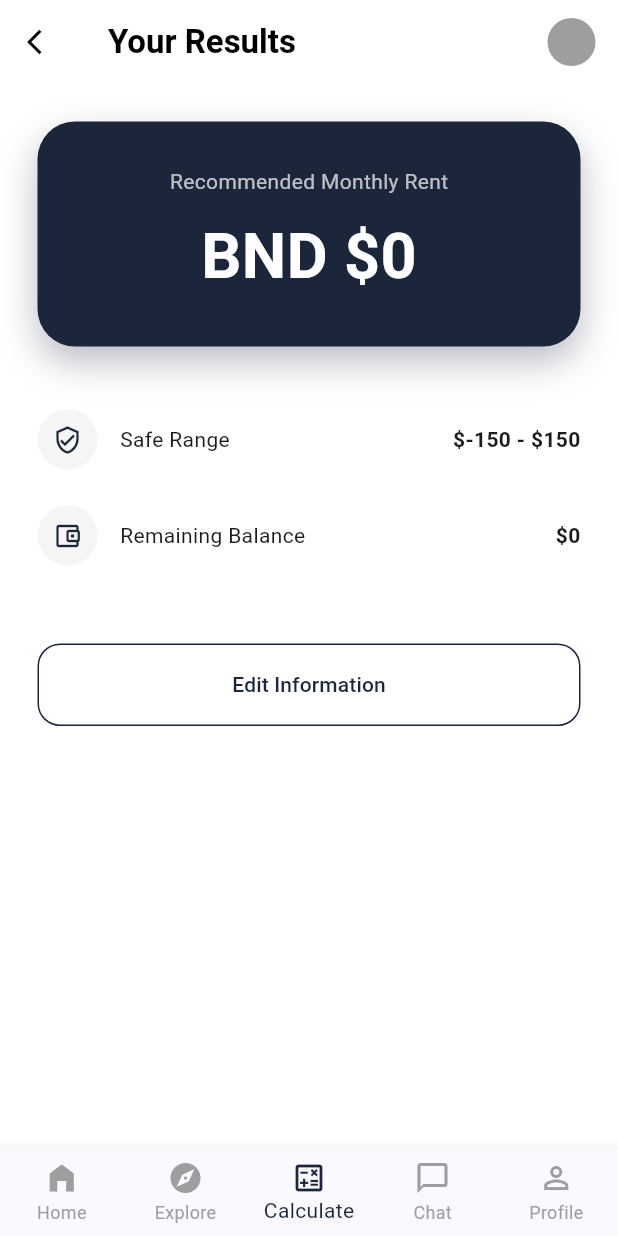
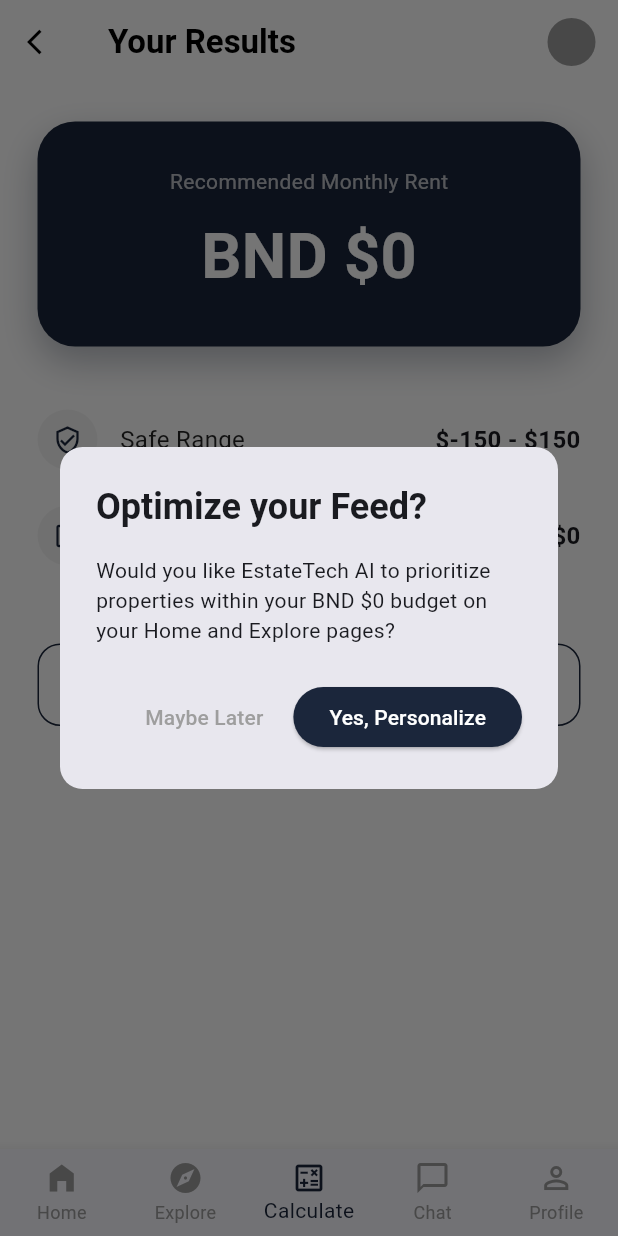
Before and after one commit to AdiSyahinanSulaiman/estatetech, a Flutter app: the screen it shows once a user with an empty profile is signed in, item 3 of the bottom bar chosen, after a tap on "Get Started", after a tap on "Calculate Budget", on a phone screen of 412 x 824 dp. Run offline on Flutter 3.47's test engine with Material 3 defaults, Android fonts, the light colour scheme and no system bars; our stand-ins replace audioplayers, cloud_firestore, file_picker, firebase_auth, firebase_core, firebase_storage and 6 more; missing offline and left inert: record; accounts and stored records are empty; network calls fail.

Commit message:
Made correction for calculator page

```diff
--- a/lib/screens/calculator_screen.dart
+++ b/lib/screens/calculator_screen.dart
@@ -7,96 +7,284 @@
 class CalculatorScreen extends StatefulWidget {
   final VoidCallback onDPClick;
   const CalculatorScreen({super.key, required this.onDPClick});
+
   @override
   State<CalculatorScreen> createState() => _CalculatorScreenState();
 }
 
 class _CalculatorScreenState extends State<CalculatorScreen> {
   int _currentStep = 0;
+
+  // Controllers
   final TextEditingController _salaryController = TextEditingController();
   final TextEditingController _debtController = TextEditingController();
+
+  // State
   double _budgetMode = 0.30;
   double _recommendedRent = 0;
   double _remainingBalance = 0;
   final Color navyBlue = const Color(0xFF1B263B);
 
+  // --- RESTORED: THE AI BRIDGE LOGIC ---
+  void _applyToAI() async {
+    final user = FirebaseAuth.instance.currentUser;
+    if (user != null) {
+      // This update triggers the logic in your AIEngine.dart
+      await FirebaseFirestore.instance.collection('users').doc(user.uid).update({
+        'calculatedBudget': _recommendedRent,
+        'budgetModeActive': true, // This is the "Switch" for the AI
+      });
+      if (mounted) {
+        ScaffoldMessenger.of(context).showSnackBar(
+          const SnackBar(content: Text("AI Feed successfully updated to your budget!")),
+        );
+      }
+    }
+  }
+
+  void _showAIBridgeDialog() {
+    showDialog(
+      context: context,
+      builder: (context) => AlertDialog(
+        title: const Text("Optimize your Feed?", style: TextStyle(fontWeight: FontWeight.bold)),
+        content: Text("Would you like EstateTech AI to prioritize properties within your BND \$${_recommendedRent.toStringAsFixed(0)} budget on your Home and Explore pages?"),
+        shape: RoundedRectangleBorder(borderRadius: BorderRadius.circular(15)),
+        actions: [
+          TextButton(
+              onPressed: () => Navigator.pop(context),
+              child: const Text("Maybe Later", style: TextStyle(color: Colors.grey))
+          ),
+          ElevatedButton(
+            onPressed: () {
+              Navigator.pop(context);
+              _applyToAI();
+            },
+            style: ElevatedButton.styleFrom(backgroundColor: navyBlue),
+            child: const Text("Yes, Personalize", style: TextStyle(color: Colors.white)),
+          ),
+        ],
+      ),
+    );
+  }
+
   void _calculateResults() {
     double salary = double.tryParse(_salaryController.text) ?? 0;
     double debts = double.tryParse(_debtController.text) ?? 0;
     double netIncome = salary - debts;
+
     setState(() {
       _recommendedRent = netIncome * _budgetMode;
       _remainingBalance = netIncome - _recommendedRent;
       _currentStep = 2;
     });
+
+    // Automatically trigger the popup after the results are shown
+    Future.delayed(const Duration(milliseconds: 600), () {
+      _showAIBridgeDialog();
+    });
   }
 
   @override
   Widget build(BuildContext context) {
-    final bool isDark = Theme.of(context).brightness == Brightness.dark;
     return Scaffold(
-      backgroundColor: Theme.of(context).scaffoldBackgroundColor,
+      backgroundColor: Colors.white,
       appBar: AppBar(
-        backgroundColor: Theme.of(context).scaffoldBackgroundColor,
+        backgroundColor: Colors.white,
         elevation: 0,
-        leading: _currentStep > 0 ? IconButton(icon: Icon(Icons.arrow_back_ios, color: isDark ? Colors.white : Colors.black, size: 20), onPressed: () => setState(() => _currentStep--)) : null,
-        title: Text(_currentStep == 2 ? "Your Results" : "Calculator", style: TextStyle(color: isDark ? Colors.white : Colors.black, fontWeight: FontWeight.bold)),
-        actions: [Padding(padding: const EdgeInsets.only(right: 15), child: GlobalUserDP(radius: 16, onTap: widget.onDPClick))],
+        leading: _currentStep > 0 ? IconButton(
+          icon: const Icon(Icons.arrow_back_ios, color: Colors.black, size: 20),
+          onPressed: () => setState(() => _currentStep--),
+        ) : null,
+        title: Text(
+          _currentStep == 2 ? "Your Results" : "Calculator",
+          style: const TextStyle(color: Colors.black, fontWeight: FontWeight.bold),
         ),
-      body: AnimatedSwitcher(duration: const Duration(milliseconds: 300), child: _buildBody(isDark)),
+        actions: [
+          Padding(
+            padding: const EdgeInsets.only(right: 15),
+            child: GlobalUserDP(radius: 16, onTap: widget.onDPClick),
+          ),
+        ],
+      ),
+      body: AnimatedSwitcher(
+        duration: const Duration(milliseconds: 300),
+        child: _buildBody(),
+      ),
     );
   }
 
-  Widget _buildBody(bool isDark) {
-    if (_currentStep == 0) return _buildIntro(isDark);
-    if (_currentStep == 1) return _buildInputs(isDark);
-    return _buildResults(isDark);
+  Widget _buildBody() {
+    if (_currentStep == 0) return _buildIntro();
+    if (_currentStep == 1) return _buildInputs();
+    return _buildResults();
   }
 
-  Widget _buildIntro(bool isDark) {
-    return Padding(padding: const EdgeInsets.all(30), child: Column(mainAxisAlignment: MainAxisAlignment.center, children: [
-      SizedBox(height: 250, child: Lottie.network('https://assets9.lottiefiles.com/packages/lf20_at6m8pnd.json', repeat: true, fit: BoxFit.contain, errorBuilder: (context, error, stackTrace) => Icon(Icons.calculate_outlined, size: 100, color: isDark ? Colors.white24 : navyBlue.withOpacity(0.2)))),
+  Widget _buildIntro() {
+    return Padding(
+      padding: const EdgeInsets.all(30),
+      child: Column(
+        mainAxisAlignment: MainAxisAlignment.center,
+        children: [
+          SizedBox(
+            height: 250,
+            child: Lottie.network(
+              'https://assets9.lottiefiles.com/packages/lf20_at6m8pnd.json',
+              repeat: true,
+              fit: BoxFit.contain,
+              errorBuilder: (context, error, stackTrace) {
+                return Icon(Icons.calculate_outlined, size: 100, color: navyBlue.withOpacity(0.2));
+              },
+            ),
+          ),
           const SizedBox(height: 30),
-      Text("Know your number", style: TextStyle(fontSize: 28, fontWeight: FontWeight.bold, color: isDark ? Colors.white : Colors.black)),
+          const Text("Know your number", style: TextStyle(fontSize: 28, fontWeight: FontWeight.bold)),
           const SizedBox(height: 15),
-      const Text("Calculate your ideal budget based on your salary and commitments.", textAlign: TextAlign.center, style: TextStyle(color: Colors.grey, fontSize: 16, height: 1.5)),
+          const Text(
+            "Calculate your ideal rent budget based on your salary and commitments.",
+            textAlign: TextAlign.center,
+            style: TextStyle(color: Colors.grey, fontSize: 16, height: 1.5),
+          ),
           const Spacer(),
-      ElevatedButton(onPressed: () => setState(() => _currentStep = 1), style: ElevatedButton.styleFrom(backgroundColor: navyBlue, minimumSize: const Size(double.infinity, 60), shape: RoundedRectangleBorder(borderRadius: BorderRadius.circular(15))), child: const Text("Get Started", style: TextStyle(color: Colors.white, fontSize: 18))),
-    ]));
+          ElevatedButton(
+            onPressed: () => setState(() => _currentStep = 1),
+            style: ElevatedButton.styleFrom(
+              backgroundColor: navyBlue,
+              minimumSize: const Size(double.infinity, 60),
+              shape: RoundedRectangleBorder(borderRadius: BorderRadius.circular(15)),
+            ),
+            child: const Text("Get Started", style: TextStyle(color: Colors.white, fontSize: 18, fontWeight: FontWeight.w600)),
+          ),
+        ],
+      ),
+    );
   }
 
-  Widget _buildInputs(bool isDark) {
-    return SingleChildScrollView(padding: const EdgeInsets.all(25), child: Column(crossAxisAlignment: CrossAxisAlignment.start, children: [
-      _inputLabel("Monthly Salary (BND)", isDark),
-      _textField(_salaryController, Icons.payments_outlined, "3500", isDark),
+  Widget _buildInputs() {
+    return SingleChildScrollView(
+      padding: const EdgeInsets.all(25),
+      child: Column(
+        crossAxisAlignment: CrossAxisAlignment.start,
+        children: [
+          _inputLabel("Monthly Salary (BND)"),
+          _textField(_salaryController, Icons.payments_outlined, "e.g. 3500"),
           const SizedBox(height: 25),
-      _inputLabel("Monthly Debts", isDark),
-      _textField(_debtController, Icons.credit_card_outlined, "500", isDark),
+          _inputLabel("Monthly Debts / Commitments"),
+          _textField(_debtController, Icons.credit_card_outlined, "e.g. 500"),
           const SizedBox(height: 35),
-      _inputLabel("Budgeting Style", isDark),
+          _inputLabel("Budgeting Style"),
           const SizedBox(height: 15),
-      Row(children: [_modeCard("Conservative", "25%", 0.25, isDark), const SizedBox(width: 10), _modeCard("Balanced", "30%", 0.30, isDark), const SizedBox(width: 10), _modeCard("Maximum", "35%", 0.35, isDark)]),
+          Row(
+            children: [
+              _modeCard("Conservative", "25%", 0.25),
+              const SizedBox(width: 10),
+              _modeCard("Balanced", "30%", 0.30),
+              const SizedBox(width: 10),
+              _modeCard("Maximum", "35%", 0.35),
+            ],
+          ),
           const SizedBox(height: 50),
-      ElevatedButton(onPressed: _calculateResults, style: ElevatedButton.styleFrom(backgroundColor: navyBlue, minimumSize: const Size(double.infinity, 60), shape: RoundedRectangleBorder(borderRadius: BorderRadius.circular(15))), child: const Text("Calculate Budget", style: TextStyle(color: Colors.white, fontSize: 18))),
-    ]));
+          ElevatedButton(
+            onPressed: _calculateResults,
+            style: ElevatedButton.styleFrom(
+              backgroundColor: navyBlue,
+              minimumSize: const Size(double.infinity, 60),
+              shape: RoundedRectangleBorder(borderRadius: BorderRadius.circular(15)),
+            ),
+            child: const Text("Calculate Budget", style: TextStyle(color: Colors.white, fontSize: 18)),
+          ),
+        ],
+      ),
+    );
   }
 
-  Widget _buildResults(bool isDark) {
-    return SingleChildScrollView(padding: const EdgeInsets.all(25), child: Column(children: [
-      Container(padding: const EdgeInsets.all(30), width: double.infinity, decoration: BoxDecoration(color: navyBlue, borderRadius: BorderRadius.circular(25), boxShadow: [BoxShadow(color: navyBlue.withOpacity(0.3), blurRadius: 20, offset: const Offset(0, 10))]), child: Column(children: [const Text("Recommended Monthly Rent", style: TextStyle(color: Colors.white70, fontSize: 14)), const SizedBox(height: 10), Text("BND \$${_recommendedRent.toStringAsFixed(0)}", style: const TextStyle(color: Colors.white, fontSize: 42, fontWeight: FontWeight.bold))])),
+  Widget _buildResults() {
+    return SingleChildScrollView(
+      padding: const EdgeInsets.all(25),
+      child: Column(
+        children: [
+          Container(
+            padding: const EdgeInsets.all(30),
+            width: double.infinity,
+            decoration: BoxDecoration(
+              color: navyBlue,
+              borderRadius: BorderRadius.circular(25),
+              boxShadow: [BoxShadow(color: navyBlue.withOpacity(0.3), blurRadius: 20, offset: const Offset(0, 10))],
+            ),
+            child: Column(
+              children: [
+                const Text("Recommended Monthly Rent", style: TextStyle(color: Colors.white70, fontSize: 14)),
+                const SizedBox(height: 10),
+                Text(
+                  "BND \$${_recommendedRent.toStringAsFixed(0)}",
+                  style: const TextStyle(color: Colors.white, fontSize: 42, fontWeight: FontWeight.bold),
+                ),
+              ],
+            ),
+          ),
           const SizedBox(height: 30),
           _resultRow("Safe Range", "\$${(_recommendedRent - 150).toStringAsFixed(0)} - \$${(_recommendedRent + 150).toStringAsFixed(0)}", Icons.verified_user_outlined),
           _resultRow("Remaining Balance", "\$${_remainingBalance.toStringAsFixed(0)}", Icons.account_balance_wallet_outlined),
           const SizedBox(height: 40),
-      OutlinedButton(onPressed: () => setState(() => _currentStep = 1), style: OutlinedButton.styleFrom(minimumSize: const Size(double.infinity, 55), side: BorderSide(color: navyBlue), shape: RoundedRectangleBorder(borderRadius: BorderRadius.circular(15))), child: Text("Edit Information", style: TextStyle(color: navyBlue))),
-    ]));
+          OutlinedButton(
+            onPressed: () => setState(() => _currentStep = 1),
+            style: OutlinedButton.styleFrom(
+              minimumSize: const Size(double.infinity, 55),
+              side: BorderSide(color: navyBlue),
+              shape: RoundedRectangleBorder(borderRadius: BorderRadius.circular(15)),
+            ),
+            child: Text("Edit Information", style: TextStyle(color: navyBlue)),
+          ),
+        ],
+      ),
+    );
   }
 
-  Widget _inputLabel(String t, bool isDark) => Text(t, style: TextStyle(fontSize: 16, fontWeight: FontWeight.bold, color: isDark ? Colors.white : Colors.black87));
-  Widget _textField(TextEditingController c, IconData i, String h, bool isDark) => Container(margin: const EdgeInsets.only(top: 10), padding: const EdgeInsets.symmetric(horizontal: 15), decoration: BoxDecoration(color: isDark ? Colors.white10 : Colors.grey[100], borderRadius: BorderRadius.circular(15)), child: TextField(controller: c, keyboardType: TextInputType.number, style: TextStyle(color: isDark ? Colors.white : Colors.black), decoration: InputDecoration(icon: Icon(i, color: navyBlue), hintText: h, hintStyle: TextStyle(color: isDark ? Colors.white38 : Colors.grey), border: InputBorder.none)));
-  Widget _modeCard(String t, String p, double v, bool isDark) {
-    bool isSel = _budgetMode == v;
-    return Expanded(child: InkWell(onTap: () => setState(() => _budgetMode = v), child: Container(padding: const EdgeInsets.all(15), decoration: BoxDecoration(color: isSel ? navyBlue : (isDark ? Colors.white10 : Colors.white), borderRadius: BorderRadius.circular(15), border: Border.all(color: isSel ? navyBlue : Colors.grey[300]!)), child: Column(children: [Text(p, style: TextStyle(fontSize: 18, fontWeight: FontWeight.bold, color: isSel ? Colors.white : navyBlue)), const SizedBox(height: 5), Text(t, style: TextStyle(fontSize: 10, color: isSel ? Colors.white70 : Colors.grey))]))));
+  Widget _inputLabel(String text) => Text(text, style: const TextStyle(fontSize: 16, fontWeight: FontWeight.bold, color: Colors.black87));
+
+  Widget _textField(TextEditingController controller, IconData icon, String hint) {
+    return Container(
+      margin: const EdgeInsets.only(top: 10),
+      padding: const EdgeInsets.symmetric(horizontal: 15),
+      decoration: BoxDecoration(color: Colors.grey[100], borderRadius: BorderRadius.circular(15)),
+      child: TextField(
+        controller: controller,
+        keyboardType: TextInputType.number,
+        decoration: InputDecoration(icon: Icon(icon, color: navyBlue), hintText: hint, border: InputBorder.none),
+      ),
+    );
   }
-  Widget _resultRow(String l, String v, IconData i) => Padding(padding: const EdgeInsets.symmetric(vertical: 12), child: Row(children: [CircleAvatar(backgroundColor: Theme.of(context).brightness == Brightness.dark ? Colors.white10 : Colors.grey[100], child: Icon(i, color: navyBlue, size: 20)), const SizedBox(width: 15), Text(l), const Spacer(), Text(v, style: const TextStyle(fontWeight: FontWeight.bold))]));
+
+  Widget _modeCard(String title, String percent, double value) {
+    bool isSelected = _budgetMode == value;
+    return Expanded(
+      child: InkWell(
+        onTap: () => setState(() => _budgetMode = value),
+        child: Container(
+          padding: const EdgeInsets.all(15),
+          decoration: BoxDecoration(color: isSelected ? navyBlue : Colors.white, borderRadius: BorderRadius.circular(15), border: Border.all(color: isSelected ? navyBlue : Colors.grey[300]!)),
+          child: Column(
+            children: [
+              Text(percent, style: TextStyle(fontSize: 18, fontWeight: FontWeight.bold, color: isSelected ? Colors.white : navyBlue)),
+              Text(title, style: TextStyle(fontSize: 10, color: isSelected ? Colors.white70 : Colors.grey)),
+            ],
+          ),
+        ),
+      ),
+    );
   }
+
+  Widget _resultRow(String label, String value, IconData icon) {
+    return Padding(
+      padding: const EdgeInsets.symmetric(vertical: 12),
+      child: Row(
+        children: [
+          CircleAvatar(backgroundColor: Colors.grey[100], child: Icon(icon, color: navyBlue, size: 20)),
+          const SizedBox(width: 15),
+          Text(label, style: const TextStyle(fontSize: 16, color: Colors.black87)),
+          const Spacer(),
+          Text(value, style: const TextStyle(fontSize: 16, fontWeight: FontWeight.bold)),
+        ],
+      ),
+    );
+  }
+}
```
Lines whose indentation alone changed are shown as unchanged.
